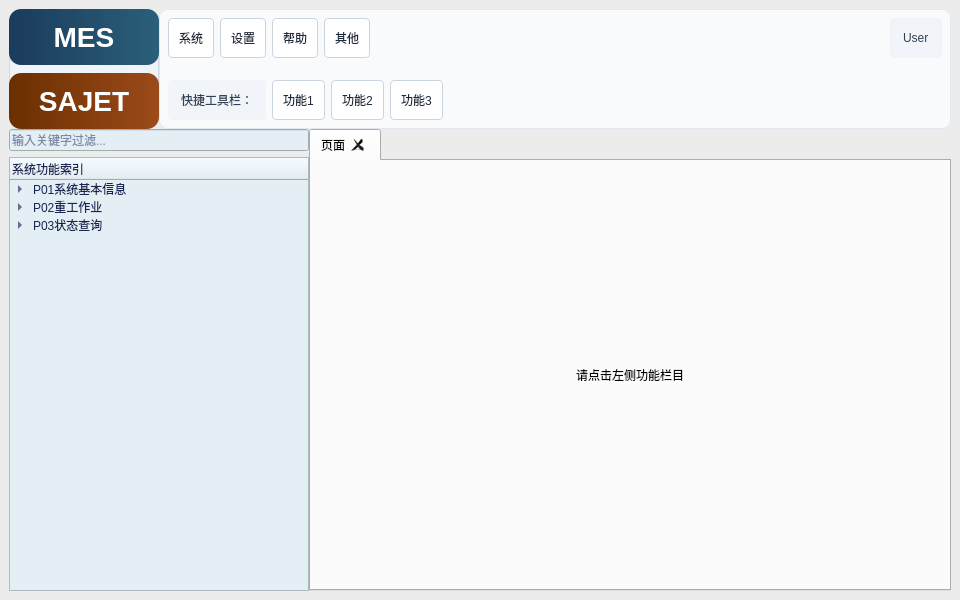
Qt form Sajet/sajetmainwindow.ui (Varlike0013/OracleQtMES) before a commit.
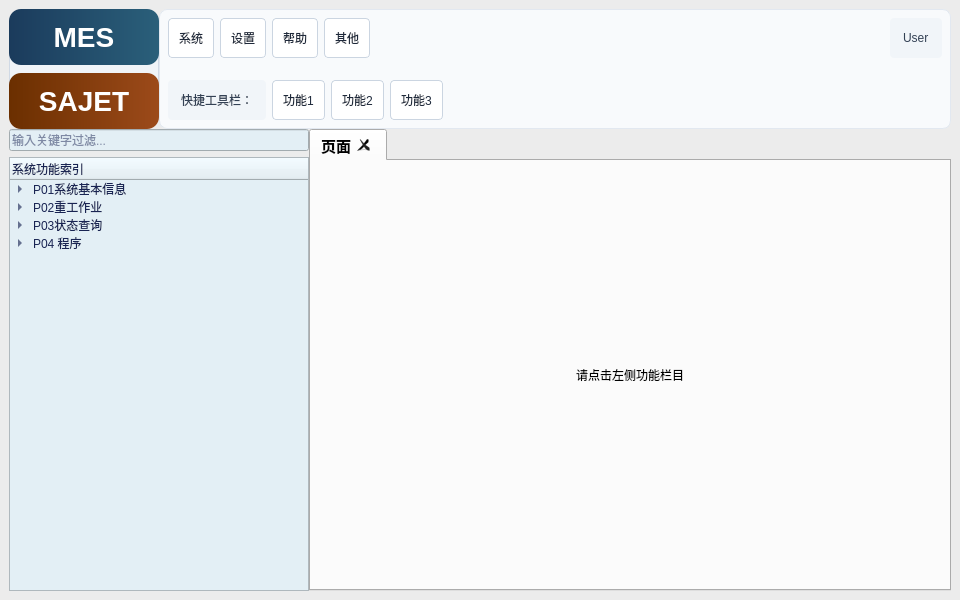
The same form after that commit.

Patch:
```diff
--- a/Sajet/sajetmainwindow.ui
+++ b/Sajet/sajetmainwindow.ui
@@ -374,6 +374,19 @@
              </property>
             </item>
            </item>
+           <item>
+            <property name="text">
+             <string>P04 程序</string>
+            </property>
+            <item>
+             <property name="text">
+              <string>WEB接口调用</string>
+             </property>
+             <property name="toolTip">
+              <string>WebSoapTest</string>
+             </property>
+            </item>
+           </item>
           </widget>
          </item>
         </layout>
@@ -382,6 +395,12 @@
         <layout class="QVBoxLayout" name="tabLayout">
          <item>
           <widget class="QTabWidget" name="tabWidget">
+           <property name="font">
+            <font>
+             <pointsize>11</pointsize>
+             <bold>true</bold>
+            </font>
+           </property>
            <property name="tabsClosable">
             <bool>true</bool>
            </property>
```
Left out of the diff: 2 changed lines with no effect on the pictures.
